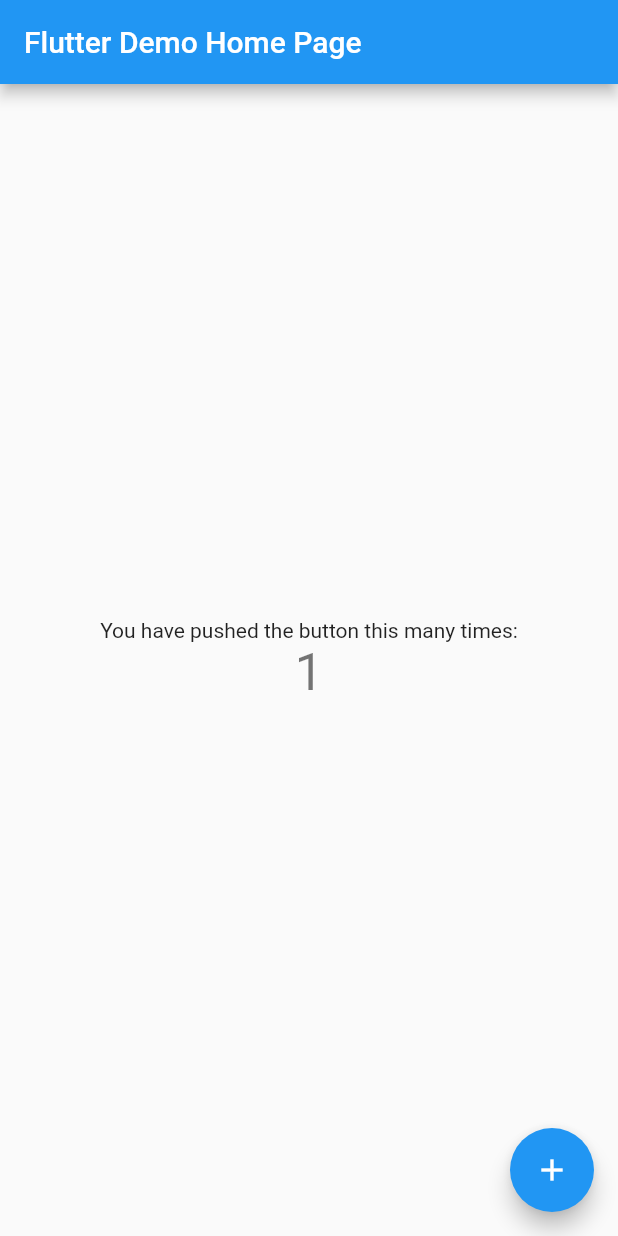
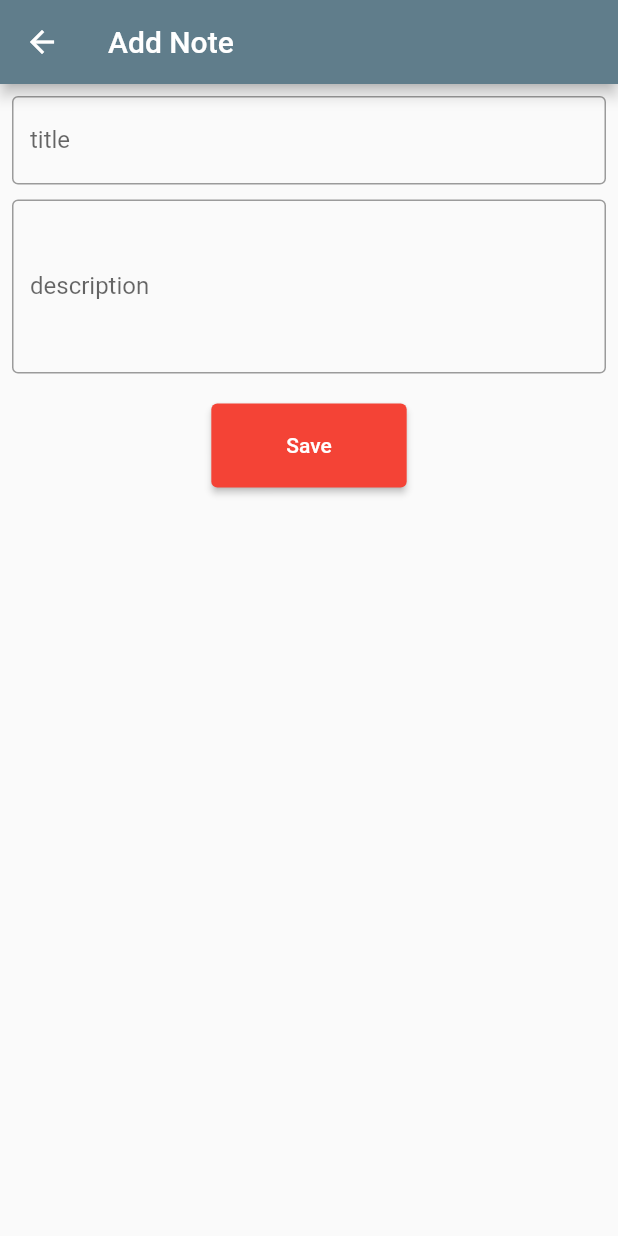
Before and after one commit to Dete-Desai/all-flutter-octo-guacamole-tests, a Flutter app: the screen it shows after launch, after a tap on the "add" icon, on a phone screen of 412 x 824 dp. Run offline on Flutter 3.47's test engine with Material 2 defaults, Android fonts, the phone set to English and light mode, and no system bars; our stand-ins replace cloud_firestore, firebase_core; accounts and stored records are empty.

Commit message:
Updates on crud

```diff
--- /dev/null
+++ b/Firebase/flutter_firebase__test_app/lib/Presentation/Pages/add_note.dart
@@ -0,0 +1,94 @@
+import 'package:flutter/material.dart';
+import 'package:flutter_firebase__test_app/data/model/note.dart';
+import 'package:flutter_firebase__test_app/data/firestore_service.dart';
+
+class AddNotePage extends StatefulWidget {
+  const AddNotePage({Key? key}) : super(key: key);
+
+  @override
+  _AddNotePageState createState() => _AddNotePageState();
+}
+
+class _AddNotePageState extends State<AddNotePage> {
+  GlobalKey<FormState> _key = GlobalKey<FormState>();
+  late TextEditingController _titleController;
+  late TextEditingController _descriptionController;
+  late FocusNode _descriptionNode;
+
+  @override
+  void initState() {
+    super.initState();
+    _titleController = TextEditingController(text: '');
+    _descriptionController = TextEditingController(text: '');
+    _descriptionNode = FocusNode();
+  }
+
+  @override
+  Widget build(BuildContext context) {
+    return Scaffold(
+      appBar: AppBar(
+        title: Text('Add Note'),
+      ),
+      body: SingleChildScrollView(
+        child: Padding(
+          padding: const EdgeInsets.all(8.0),
+          child: Form(
+            key: _key,
+            child: Column(
+              crossAxisAlignment: CrossAxisAlignment.start,
+              children: <Widget>[
+                TextFormField(
+                  textInputAction: TextInputAction.next,
+                  onEditingComplete: () {
+                    FocusScope.of(context).requestFocus(_descriptionNode);
+                  },
+                  controller: _titleController,
+                  validator: (value) {
+                    if (value == null || value.isEmpty)
+                      return "Title cannot be empty";
+                    return null;
+                  },
+                  decoration: InputDecoration(
+                    labelText: "title",
+                    border: OutlineInputBorder(),
+                  ),
+                ),
+                const SizedBox(height: 10.0),
+                TextFormField(
+                  focusNode: _descriptionNode,
+                  controller: _descriptionController,
+                  maxLines: 4,
+                  decoration: InputDecoration(
+                    labelText: "description",
+                    border: OutlineInputBorder(),
+                  ),
+                ),
+                const SizedBox(height: 20.0),
+                Center(
+                  child: ElevatedButton(
+                      child: Text("Save"),
+                      style: ElevatedButton.styleFrom(
+                        primary: Colors.red,
+                        padding: EdgeInsets.symmetric(horizontal: 50, vertical: 20),
+                      ),
+                      onPressed: () async{
+                        try {
+                          await FirestoreService().addNote(
+                          Note(title: _titleController.text,
+                          description: _descriptionController.text, id: '',
+                          ),
+                        );
+                        Navigator.pop(context);
+                        }catch(e) {
+                          print(e);
+                        }
+                      }),
+                )
+              ],
+            ),
+          ),
+        ),
+      ),
+    );
+  }
+}
--- /dev/null
+++ b/Firebase/flutter_firebase__test_app/lib/Presentation/Pages/home.dart
@@ -0,0 +1,96 @@
+import 'package:flutter/material.dart';
+import 'package:flutter_firebase__test_app/Presentation/Pages/add_note.dart';
+import 'package:flutter_firebase__test_app/Presentation/Pages/update_note.dart';
+import 'package:flutter_firebase__test_app/Presentation/Pages/note_details.dart';
+import 'package:flutter_firebase__test_app/data/firestore_service.dart';
+import 'package:flutter_firebase__test_app/data/model/note.dart';
+
+class HomePage extends StatelessWidget {
+  const HomePage({ Key? key }) : super(key: key);
+
+  @override
+  Widget build(BuildContext context) {
+    return Scaffold(
+      appBar: AppBar(
+        title: Text('Notes'),
+      ),
+      body: StreamBuilder(
+        stream: FirestoreService().getNotes() ,
+        builder: (BuildContext context, AsyncSnapshot<List<Note>> snapshot){
+          if(snapshot.hasError || !snapshot.hasData)
+            return CircularProgressIndicator();
+          return ListView.builder(
+            itemCount: snapshot.data!.length,
+            itemBuilder: (BuildContext context, int index) {
+              Note note = snapshot.data![index];
+              return ListTile(
+                title: Text(note.title),
+                subtitle: Text(note.description),
+                trailing: Row(
+                  mainAxisSize: MainAxisSize.min,
+                  children: <Widget>[
+                    IconButton(
+                      color: Colors.blue,
+                      icon: Icon(Icons.edit),
+                      onPressed: () => Navigator.push(context, MaterialPageRoute(
+                        builder: (_) => UpdateNotePage(note: note),
+                      )),
+                    ),
+                    IconButton(
+                      color: Colors.red,
+                      icon: Icon(Icons.delete),
+                      onPressed: () => _deleteNote(context, note.id),
+                    ),
+                  ],
+                ),
+                onTap: ()=>Navigator.push(
+                  context, MaterialPageRoute(
+                    builder: (_) => NoteDetailsPage(note: note,),
+                  ),
+                ),
+              );
+           },
+          );
+        },
+      ),
+      floatingActionButton: FloatingActionButton(
+        child: Icon(Icons.add),
+        onPressed: (){
+          Navigator.push(context, MaterialPageRoute(
+            builder: (_) => AddNotePage(),
+          ));
+        },
+      ),
+    );
+  }
+
+  void _deleteNote(BuildContext context,String id) async {
+    if(await _showConfirmationDialog(context)) {
+      try {
+        await FirestoreService().deleteNote(id);
+      }catch(e) {
+        print(e);
+      }
+    }
+  }
+
+  Future<bool> _showConfirmationDialog(BuildContext context) async {
+    return await showDialog(
+      context: context,
+      barrierDismissible: true,
+      builder: (context) => AlertDialog(
+        content: Text("Are you sure you want to delete?"),
+        actions: <Widget>[
+          TextButton(
+            child: Text("Delete", style: TextStyle(color: Colors.red),),
+            onPressed: () => Navigator.pop(context,true),
+          ),
+          TextButton(
+            child: Text("No"),
+            onPressed: () => Navigator.pop(context,false),
+          ),
+        ],
+      )
+    );
+  }
+}
--- /dev/null
+++ b/Firebase/flutter_firebase__test_app/lib/Presentation/Pages/update_note.dart
@@ -0,0 +1,105 @@
+import 'package:flutter/material.dart';
+import 'package:flutter_firebase__test_app/data/firestore_service.dart';
+import 'package:flutter_firebase__test_app/data/model/note.dart';
+
+class UpdateNotePage extends StatefulWidget {
+  final Note note;
+
+  UpdateNotePage({Key? key, required this.note}) : super(key: key);
+  @override
+  _UpdateNotePageState createState() => _UpdateNotePageState();
+}
+
+class _UpdateNotePageState extends State<UpdateNotePage> {
+  GlobalKey<FormState> _key = GlobalKey<FormState>();
+  late TextEditingController _titleController;
+  late TextEditingController _descriptionController;
+  late FocusNode _descriptionNode;
+
+  @override
+  void initState() {
+    super.initState();
+    _titleController =
+        TextEditingController(text: isEditMote ? widget.note.title : '');
+    _descriptionController =
+        TextEditingController(text: isEditMote ? widget.note.description : '');
+    _descriptionNode = FocusNode();
+  }
+
+  get isEditMote => widget.note != null;
+
+  @override
+  Widget build(BuildContext context) {
+    return Scaffold(
+      appBar: AppBar(
+        title: Text(isEditMote ? 'Edit Note' : 'Add Note'),
+      ),
+      body: SingleChildScrollView(
+        padding: const EdgeInsets.all(16.0),
+        child: Form(
+          key: _key,
+          child: Column(
+            crossAxisAlignment: CrossAxisAlignment.start,
+            children: <Widget>[
+              TextFormField(
+                textInputAction: TextInputAction.next,
+                onEditingComplete: () {
+                  FocusScope.of(context).requestFocus(_descriptionNode);
+                },
+                controller: _titleController,
+                validator: (value) {
+                  if (value == null || value.isEmpty)
+                    return "Title cannot be empty";
+                  return null;
+                },
+                decoration: InputDecoration(
+                  labelText: "title",
+                  border: OutlineInputBorder(),
+                ),
+              ),
+              const SizedBox(height: 10.0),
+              TextFormField(
+                focusNode: _descriptionNode,
+                controller: _descriptionController,
+                maxLines: 4,
+                decoration: InputDecoration(
+                  labelText: "description",
+                  border: OutlineInputBorder(),
+                ),
+              ),
+              const SizedBox(height: 20.0),
+              RaisedButton(
+                color: Theme.of(context).primaryColor,
+                textColor: Colors.white,
+                child: Text(isEditMote ? "Update" : "Save"),
+                onPressed: () async {
+                  if (_key.currentState!.validate()) {
+                    try {
+                      if (isEditMote) {
+                        Note note = Note(
+                          description: _descriptionController.text,
+                          title: _titleController.text,
+                          id: widget.note.id,
+                        );
+                        await FirestoreService().updateNote(note);
+                      } else {
+                        Note note = Note(
+                          description: _descriptionController.text,
+                          title: _titleController.text, id: '',
+                        );
+                        await FirestoreService().updateNote(note);
+                      }
+                      Navigator.pop(context);
+                    } catch (e) {
+                      print(e);
+                    }
+                  }
+                },
+              )
+            ],
+          ),
+        ),
+      ),
+    );
+  }
+}
--- /dev/null
+++ b/Firebase/flutter_firebase__test_app/lib/data/firestore_service.dart
@@ -0,0 +1,35 @@
+import 'package:cloud_firestore/cloud_firestore.dart';
+import 'package:flutter_firebase__test_app/data/model/note.dart';
+
+class FirestoreService {
+  static final FirestoreService _firestoreService = FirestoreService._internal();
+  FirebaseFirestore _db = FirebaseFirestore.instance;
+
+  FirestoreService._internal();
+
+  factory FirestoreService() {
+    return _firestoreService;
+  }
+
+  Stream<List<Note>> getNotes() {
+    return _db.collection('notes').snapshots().map(
+          (snapshot) => snapshot.docs
+              .map(
+                (doc) => Note.fromMap(doc.data(), doc.id),
+              )
+              .toList(),
+        );
+  }
+
+  Future<void> addNote(Note note) {
+    return _db.collection('notes').add(note.toMap());
+  }
+
+  Future<void> deleteNote(String id) {
+    return _db.collection('notes').doc(id).delete();
+  }
+
+  Future<void> updateNote(Note note) {
+    return _db.collection('notes').doc(note.id).update(note.toMap());
+  }
+}
--- /dev/null
+++ b/Firebase/flutter_firebase__test_app/lib/data/model/note.dart
@@ -0,0 +1,23 @@
+class Note {
+  late final String title;
+  late final String description;
+  late final String id;
+
+  Note({
+    required this.title,
+    required this.description,
+    required this.id
+    });
+
+  Note.fromMap(Map<String,dynamic> data, String id):
+    title=data["title"],
+    description=data["description"],
+    id=id;
+
+  Map<String, dynamic> toMap() {
+    return {
+      "title" : title,
+      "description": description,
+    };
+  }
+}
--- a/Firebase/flutter_firebase__test_app/lib/main.dart
+++ b/Firebase/flutter_firebase__test_app/lib/main.dart
@@ -1,113 +1,25 @@
 import 'package:flutter/material.dart';
+import 'Presentation/Pages/home.dart';
+import 'package:firebase_core/firebase_core.dart';
+import 'package:cloud_firestore/cloud_firestore.dart';
 
-void main() {
+void main() async{
+  WidgetsFlutterBinding.ensureInitialized();
+  await Firebase.initializeApp();
   runApp(MyApp());
 }
 
 class MyApp extends StatelessWidget {
   // This widget is the root of your application.
+  var fsconnect = FirebaseFirestore.instance;
   @override
   Widget build(BuildContext context) {
     return MaterialApp(
-      title: 'Flutter Demo',
+      title: 'Flutter Firestore CRUD',
       theme: ThemeData(
-        // This is the theme of your application.
-        //
-        // Try running your application with "flutter run". You'll see the
-        // application has a blue toolbar. Then, without quitting the app, try
-        // changing the primarySwatch below to Colors.green and then invoke
-        // "hot reload" (press "r" in the console where you ran "flutter run",
-        // or simply save your changes to "hot reload" in a Flutter IDE).
-        // Notice that the counter didn't reset back to zero; the application
-        // is not restarted.
-        primarySwatch: Colors.blue,
+        primarySwatch: Colors.blueGrey,
       ),
-      home: MyHomePage(title: 'Flutter Demo Home Page'),
+      home: HomePage(),
     );
   }
 }
-
-class MyHomePage extends StatefulWidget {
-  MyHomePage({Key? key, required this.title}) : super(key: key);
-
-  // This widget is the home page of your application. It is stateful, meaning
-  // that it has a State object (defined below) that contains fields that affect
-  // how it looks.
-
-  // This class is the configuration for the state. It holds the values (in this
-  // case the title) provided by the parent (in this case the App widget) and
-  // used by the build method of the State. Fields in a Widget subclass are
-  // always marked "final".
-
-  final String title;
-
-  @override
-  _MyHomePageState createState() => _MyHomePageState();
-}
-
-class _MyHomePageState extends State<MyHomePage> {
-  int _counter = 0;
-
-  void _incrementCounter() {
-    setState(() {
-      // This call to setState tells the Flutter framework that something has
-      // changed in this State, which causes it to rerun the build method below
-      // so that the display can reflect the updated values. If we changed
-      // _counter without calling setState(), then the build method would not be
-      // called again, and so nothing would appear to happen.
-      _counter++;
-    });
-  }
-
-  @override
-  Widget build(BuildContext context) {
-    // This method is rerun every time setState is called, for instance as done
-    // by the _incrementCounter method above.
-    //
-    // The Flutter framework has been optimized to make rerunning build methods
-    // fast, so that you can just rebuild anything that needs updating rather
-    // than having to individually change instances of widgets.
-    return Scaffold(
-      appBar: AppBar(
-        // Here we take the value from the MyHomePage object that was created by
-        // the App.build method, and use it to set our appbar title.
-        title: Text(widget.title),
-      ),
-      body: Center(
-        // Center is a layout widget. It takes a single child and positions it
-        // in the middle of the parent.
-        child: Column(
-          // Column is also a layout widget. It takes a list of children and
-          // arranges them vertically. By default, it sizes itself to fit its
-          // children horizontally, and tries to be as tall as its parent.
-          //
-          // Invoke "debug painting" (press "p" in the console, choose the
-          // "Toggle Debug Paint" action from the Flutter Inspector in Android
-          // Studio, or the "Toggle Debug Paint" command in Visual Studio Code)
-          // to see the wireframe for each widget.
-          //
-          // Column has various properties to control how it sizes itself and
-          // how it positions its children. Here we use mainAxisAlignment to
-          // center the children vertically; the main axis here is the vertical
-          // axis because Columns are vertical (the cross axis would be
-          // horizontal).
-          mainAxisAlignment: MainAxisAlignment.center,
-          children: <Widget>[
-            Text(
-              'You have pushed the button this many times:',
-            ),
-            Text(
-              '$_counter',
-              style: Theme.of(context).textTheme.headline4,
-            ),
-          ],
-        ),
-      ),
-      floatingActionButton: FloatingActionButton(
-        onPressed: _incrementCounter,
-        tooltip: 'Increment',
-        child: Icon(Icons.add),
-      ), // This trailing comma makes auto-formatting nicer for build methods.
-    );
-  }
-}
--- a/Firebase/flutter_firebase__test_app/pubspec.yaml
+++ b/Firebase/flutter_firebase__test_app/pubspec.yaml
@@ -21,6 +21,8 @@ environment:
   sdk: ">=2.12.0 <3.0.0"
 
 dependencies:
+  cloud_firestore: ^2.2.1
+  firebase_core: ^1.2.0
   flutter:
     sdk: flutter
 
```
Also changed, not shown: Firebase/flutter_firebase__test_app/lib/Presentation/Pages/note_details.dart (added, +37 -0 lines), Firebase/flutter_firebase__test_app/pubspec.lock, 11 other files.
